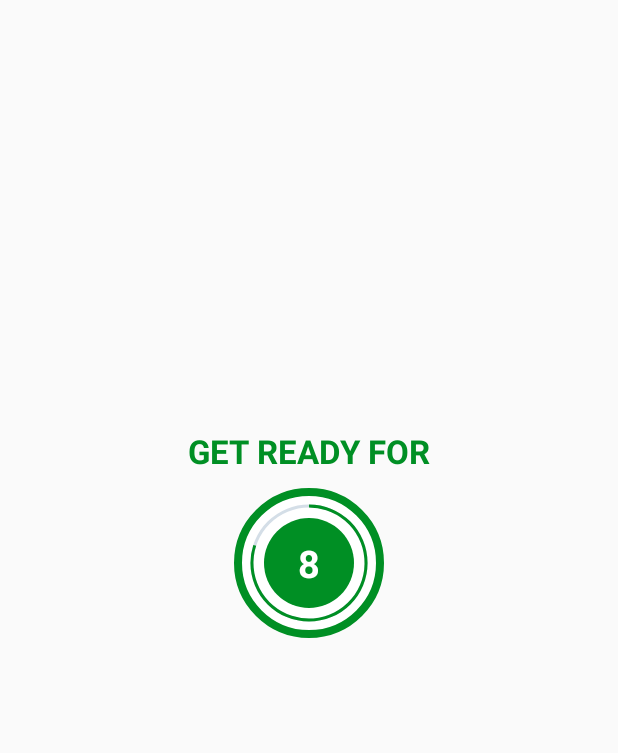
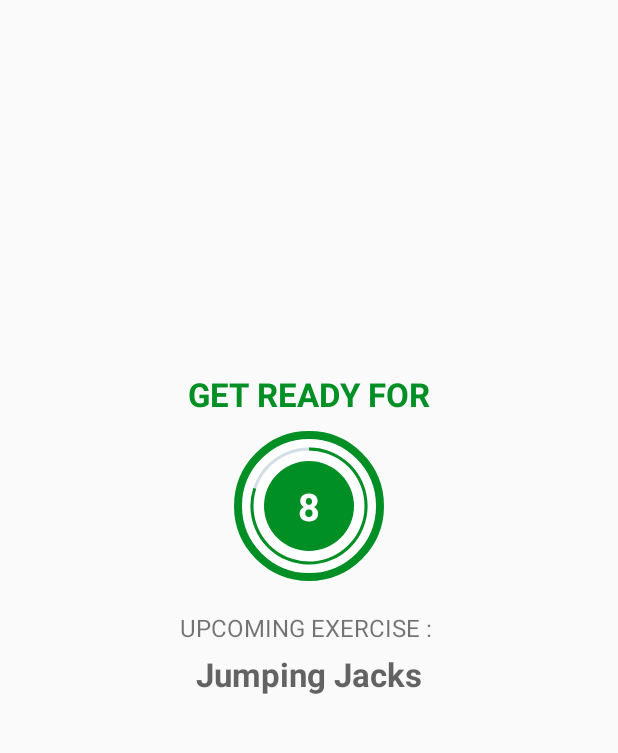
Before and after one commit to Hrugved/SevenMinuteWorkoutAPP, an Android app: the ExerciseActivity screen opened directly, with no data from a screen before it, on a phone screen of 412 x 824 dp, the part 84-837 px from its top. Run offline under Robolectric (Android 15) with nearby library versions, the phone set to English and light mode, and no system bars.

Commit message:
Added and setup exercises

```diff
--- /dev/null
+++ b/app/src/main/java/com/example/a7minuteworkout/Constants.kt
@@ -0,0 +1,91 @@
+package com.sevenminuteworkout
+
+import com.example.a7minuteworkout.R
+import java.util.*
+
+/**
+ * Constant Class where you can add the constant values of the project.
+ */
+// TODO(Step 3 - Making a default list of exercises in the Constant file along with the name image using the Model Class which later on will be used to show in the UI.)
+// START
+class Constants {
+    companion object {
+
+        // The drawable images used here are added in the drawable folder.
+        /**
+         * Here we are adding all exercises to a single list with all the default values.
+         */
+        fun defaultExerciseList(): ArrayList<ExerciseModel> {
+
+            val exerciseList = ArrayList<ExerciseModel>()
+
+            val jumpingJacks =
+                ExerciseModel(1, "Jumping Jacks", R.drawable.ic_jumping_jacks, false, false)
+            exerciseList.add(jumpingJacks)
+
+            val wallSit = ExerciseModel(2, "Wall Sit", R.drawable.ic_wall_sit, false, false)
+            exerciseList.add(wallSit)
+
+            val pushUp = ExerciseModel(3, "Push Up", R.drawable.ic_push_up, false, false)
+            exerciseList.add(pushUp)
+
+            val abdominalCrunch =
+                ExerciseModel(4, "Abdominal Crunch", R.drawable.ic_abdominal_crunch, false, false)
+            exerciseList.add(abdominalCrunch)
+
+            val stepUpOnChair =
+                ExerciseModel(
+                    5,
+                    "Step-Up onto Chair",
+                    R.drawable.ic_step_up_onto_chair,
+                    false,
+                    false
+                )
+            exerciseList.add(stepUpOnChair)
+
+            val squat = ExerciseModel(6, "Squat", R.drawable.ic_squat, false, false)
+            exerciseList.add(squat)
+
+            val tricepDipOnChair =
+                ExerciseModel(
+                    7,
+                    "Tricep Dip On Chair",
+                    R.drawable.ic_triceps_dip_on_chair,
+                    false,
+                    false
+                )
+            exerciseList.add(tricepDipOnChair)
+
+            val plank = ExerciseModel(8, "Plank", R.drawable.ic_plank, false, false)
+            exerciseList.add(plank)
+
+            val highKneesRunningInPlace =
+                ExerciseModel(
+                    9, "High Knees Running In Place",
+                    R.drawable.ic_high_knees_running_in_place,
+                    false,
+                    false
+                )
+            exerciseList.add(highKneesRunningInPlace)
+
+            val lunges = ExerciseModel(10, "Lunges", R.drawable.ic_lunge, false, false)
+            exerciseList.add(lunges)
+
+            val pushupAndRotation =
+                ExerciseModel(
+                    11,
+                    "Push up and Rotation",
+                    R.drawable.ic_push_up_and_rotation,
+                    false,
+                    false
+                )
+            exerciseList.add(pushupAndRotation)
+
+            val sidePlank = ExerciseModel(12, "Side Plank", R.drawable.ic_side_plank, false, false)
+            exerciseList.add(sidePlank)
+
+            return exerciseList
+        }
+    }
+}
+// END
--- a/app/src/main/java/com/example/a7minuteworkout/ExerciseActivity.kt
+++ b/app/src/main/java/com/example/a7minuteworkout/ExerciseActivity.kt
@@ -1,16 +1,27 @@
 package com.example.a7minuteworkout
 
+import android.opengl.Visibility
 import androidx.appcompat.app.AppCompatActivity
 import android.os.Bundle
 import android.os.CountDownTimer
+import android.view.View
 import android.widget.ProgressBar
 import android.widget.Toast
+import com.sevenminuteworkout.Constants
+import com.sevenminuteworkout.ExerciseModel
 import kotlinx.android.synthetic.main.activity_exercise.*
 
 class ExerciseActivity : AppCompatActivity() {
 
     private var restTimer: CountDownTimer? = null
     private var restProgress = 0
+
+    private var exerciseTimer: CountDownTimer? = null
+    private var exerciseProgress = 0
+    private var exerciseDuration: Long = 30
+
+    private var exerciselList: ArrayList<ExerciseModel>? = null
+    private var exerciseCurrentPosition = -1
 
     override fun onCreate(savedInstanceState: Bundle?) {
         super.onCreate(savedInstanceState)
@@ -23,6 +34,7 @@ class ExerciseActivity : AppCompatActivity() {
         toolbar_exercise_activity.setNavigationOnClickListener{
             onBackPressed()
         }
+        exerciselList = Constants.defaultExerciseList()
         setupRestView()
     }
 
@@ -44,18 +56,54 @@ class ExerciseActivity : AppCompatActivity() {
             }
 
             override fun onFinish() {
-                Toast.makeText(this@ExerciseActivity,"Exercise started",Toast.LENGTH_SHORT).show()
+                exerciseCurrentPosition++
+                setupExerciseView()
             }
         }.start()
 
     }
 
     private fun setupRestView() {
+        llRestView.visibility = View.VISIBLE
+        llExerciseView.visibility = View.GONE
         if(restTimer!=null) {
             restTimer!!.cancel()
             restProgress=0
         }
         setRestProgressBar()
+        tvUpcomingExerciseName.text = exerciselList!![exerciseCurrentPosition+1].getName()
+    }
+
+    private fun setExerciseProgressBar() {
+        progressBarExercise.progress = exerciseProgress
+        exerciseTimer = object:CountDownTimer(exerciseDuration*1000,1000) {
+            override fun onTick(millisUntilFinished: Long) {
+                exerciseProgress++
+                progressBarExercise.progress = exerciseDuration.toInt()-exerciseProgress
+                tvExerciseTimer.text = (exerciseDuration-exerciseProgress).toString()
+            }
+
+            override fun onFinish() {
+                if(exerciseCurrentPosition<(exerciselList?.size!! - 1)) {
+                    setupRestView()
+                } else {
+                    Toast.makeText(this@ExerciseActivity,"Workout finished",Toast.LENGTH_SHORT).show()
+                }
+            }
+        }.start()
+
+    }
+
+    private fun setupExerciseView() {
+        llRestView.visibility = View.GONE
+        llExerciseView.visibility = View.VISIBLE
+        if(exerciseTimer!=null) {
+            exerciseTimer!!.cancel()
+            exerciseProgress=0
+        }
+        setExerciseProgressBar()
+        ivImage.setImageResource(exerciselList!![exerciseCurrentPosition].getImage())
+        tvExerciseName.text = exerciselList!![exerciseCurrentPosition].getName()
     }
 
 }
--- /dev/null
+++ b/app/src/main/java/com/example/a7minuteworkout/ExerciseModel.kt
@@ -0,0 +1,57 @@
+package com.sevenminuteworkout
+
+/**
+ * This is used for exercise details it is a custom model class.
+ * with getter setter functions and a constructor
+ */
+// TODO(Step 2 - Making a model class and adding parameters which can be used later as per requirement.)
+// START
+class ExerciseModel(
+    private var id: Int,
+    private var name: String,
+    private var image: Int,
+    private var isCompleted: Boolean,
+    private var isSelected: Boolean
+) {
+
+    fun getId(): Int {
+        return id
+    }
+
+    fun setId(id: Int) {
+        this.id = id
+    }
+
+    fun getName(): String {
+        return name
+    }
+
+    fun setName(name: String) {
+        this.name = name
+    }
+
+    fun getImage(): Int {
+        return image
+    }
+
+    fun setImage(image: Int) {
+        this.image = image
+    }
+
+    fun getIsCompleted(): Boolean {
+        return isCompleted
+    }
+
+    fun setIsCompleted(isCompleted: Boolean) {
+        this.isCompleted = isCompleted
+    }
+
+    fun getIsSelected(): Boolean {
+        return isSelected
+    }
+
+    fun setIsSelected(isSelected: Boolean) {
+        this.isSelected = isSelected
+    }
+}
+// END
--- a/app/src/main/res/layout/activity_exercise.xml
+++ b/app/src/main/res/layout/activity_exercise.xml
@@ -72,5 +72,94 @@
 
         </FrameLayout>
 
+        <TextView
+            android:layout_width="wrap_content"
+            android:layout_height="wrap_content"
+            android:text="UPCOMING EXERCISE : "
+            android:layout_marginTop="20dp"
+            android:textSize="16sp"/>
+
+        <TextView
+            android:id="@+id/tvUpcomingExerciseName"
+            android:layout_width="wrap_content"
+            android:layout_height="wrap_content"
+            android:layout_marginTop="5dp"
+            android:textColor="@color/colorPrimary"
+            android:textSize="22sp"
+            android:textStyle="bold"
+            tools:text="Exercise Name:"/>
+
+
+
     </LinearLayout>
+
+    <LinearLayout
+        android:id="@+id/llExerciseView"
+        android:layout_width="match_parent"
+        android:layout_height="match_parent"
+        android:layout_below="@id/toolbar_exercise_activity"
+        android:gravity="center"
+        android:orientation="vertical"
+        android:visibility="gone"
+        tools:visibility="visible">
+
+        <ImageView
+            android:id="@+id/ivImage"
+            android:layout_width="wrap_content"
+            android:layout_height="0dp"
+            android:layout_weight="1"
+            android:contentDescription="@string/image"
+            android:scaleType="fitXY"
+            android:src="@drawable/ic_jumping_jacks"/>
+
+        <TextView
+            android:id="@+id/tvExerciseName"
+            android:layout_width="wrap_content"
+            android:layout_height="wrap_content"
+            android:text="Exercise Name"
+            android:textSize="18sp"
+            android:textColor="@color/colorAccent"
+            android:textStyle="bold"/>
+
+        <FrameLayout
+            android:layout_width="100dp"
+            android:layout_height="100dp"
+            android:layout_marginTop="10dp"
+            android:background="@drawable/item_circular_color_accent_border">
+
+            <ProgressBar
+                android:id="@+id/progressBarExercise"
+                android:layout_width="match_parent"
+                android:layout_height="match_parent"
+                style="?android:attr/progressBarStyleHorizontal"
+                android:layout_gravity="center"
+                android:background="@drawable/circular_progress_gray"
+                android:indeterminate="false"
+                android:max="30"
+                android:progress="100"
+                android:progressDrawable="@drawable/circular_progress_bar"
+                android:rotation="-90"/>
+
+            <LinearLayout
+                android:layout_width="60dp"
+                android:layout_height="60dp"
+                android:layout_gravity="center"
+                android:background="@drawable/item_circular_color_accent_background"
+                android:gravity="center">
+
+                <TextView
+                    android:id="@+id/tvExerciseTimer"
+                    android:layout_width="wrap_content"
+                    android:layout_height="wrap_content"
+                    android:textColor="@color/white"
+                    android:textSize="25sp"
+                    android:textStyle="bold"
+                    android:text="10"/>
+
+            </LinearLayout>
+
+        </FrameLayout>
+
+    </LinearLayout>
+
 </FrameLayout>
```
